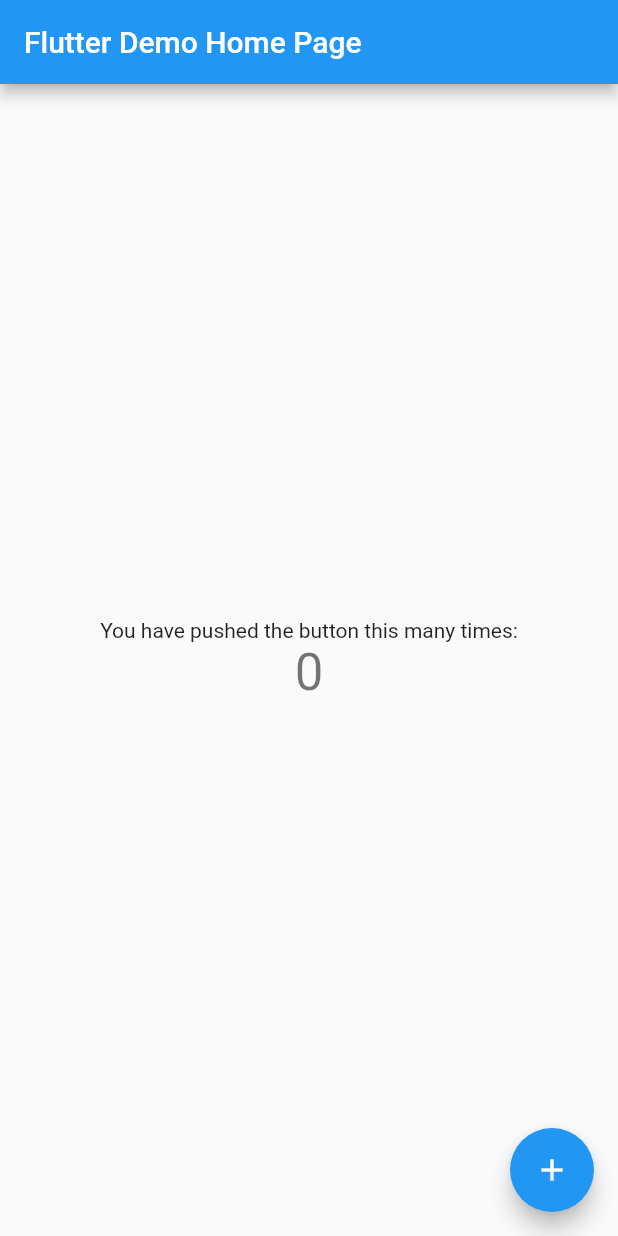
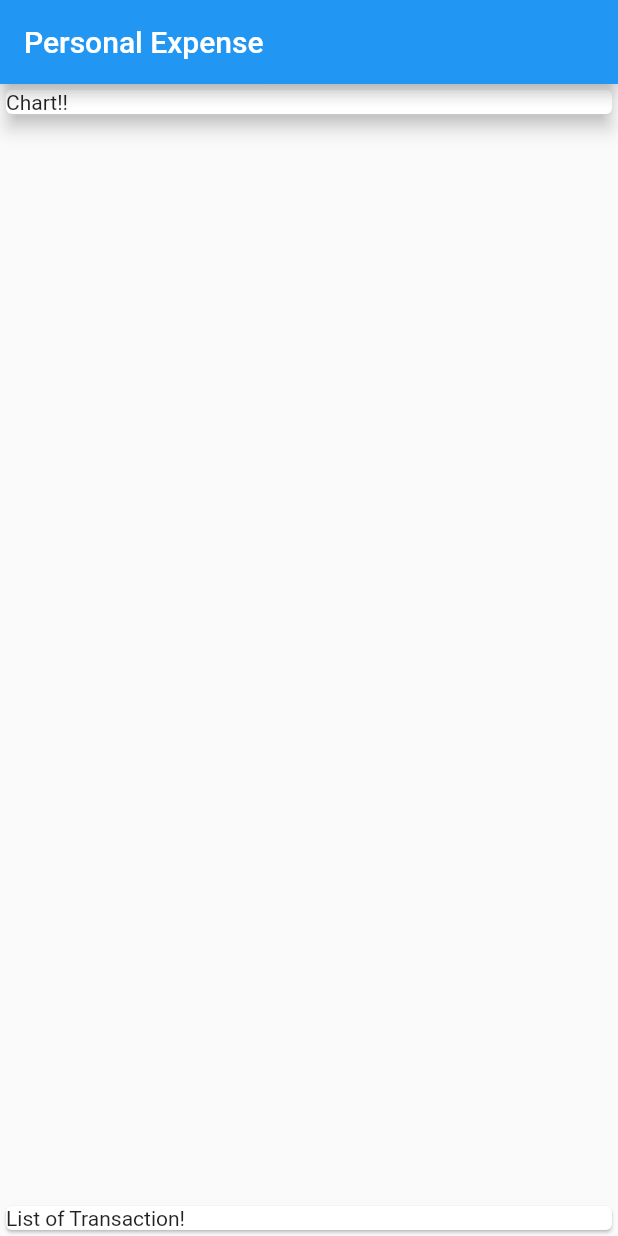
Before and after one commit to MyoMyatAung/Personal_Expense, a Flutter app: the screen it shows after launch, on a phone screen of 412 x 824 dp. Run offline on Flutter 3.47's test engine with Material 2 defaults, Android fonts, the phone set to English and light mode, and no system bars.

Commit message:
Initial project

```diff
--- a/personal_expense/lib/main.dart
+++ b/personal_expense/lib/main.dart
@@ -26,92 +26,34 @@ class MyApp extends StatelessWidget {
         // closer together (more dense) than on mobile platforms.
         visualDensity: VisualDensity.adaptivePlatformDensity,
       ),
-      home: MyHomePage(title: 'Flutter Demo Home Page'),
+      home: MyHomePage(),
     );
   }
 }
 
-class MyHomePage extends StatefulWidget {
-  MyHomePage({Key key, this.title}) : super(key: key);
-
-  // This widget is the home page of your application. It is stateful, meaning
-  // that it has a State object (defined below) that contains fields that affect
-  // how it looks.
-
-  // This class is the configuration for the state. It holds the values (in this
-  // case the title) provided by the parent (in this case the App widget) and
-  // used by the build method of the State. Fields in a Widget subclass are
-  // always marked "final".
-
-  final String title;
-
-  @override
-  _MyHomePageState createState() => _MyHomePageState();
-}
-
-class _MyHomePageState extends State<MyHomePage> {
-  int _counter = 0;
-
-  void _incrementCounter() {
-    setState(() {
-      // This call to setState tells the Flutter framework that something has
-      // changed in this State, which causes it to rerun the build method below
-      // so that the display can reflect the updated values. If we changed
-      // _counter without calling setState(), then the build method would not be
-      // called again, and so nothing would appear to happen.
-      _counter++;
-    });
-  }
-
+class MyHomePage extends StatelessWidget {
   @override
   Widget build(BuildContext context) {
-    // This method is rerun every time setState is called, for instance as done
-    // by the _incrementCounter method above.
-    //
-    // The Flutter framework has been optimized to make rerunning build methods
-    // fast, so that you can just rebuild anything that needs updating rather
-    // than having to individually change instances of widgets.
     return Scaffold(
       appBar: AppBar(
-        // Here we take the value from the MyHomePage object that was created by
-        // the App.build method, and use it to set our appbar title.
-        title: Text(widget.title),
+        title: Text('Personal Expense'),
       ),
-      body: Center(
-        // Center is a layout widget. It takes a single child and positions it
-        // in the middle of the parent.
-        child: Column(
-          // Column is also a layout widget. It takes a list of children and
-          // arranges them vertically. By default, it sizes itself to fit its
-          // children horizontally, and tries to be as tall as its parent.
-          //
-          // Invoke "debug painting" (press "p" in the console, choose the
-          // "Toggle Debug Paint" action from the Flutter Inspector in Android
-          // Studio, or the "Toggle Debug Paint" command in Visual Studio Code)
-          // to see the wireframe for each widget.
-          //
-          // Column has various properties to control how it sizes itself and
-          // how it positions its children. Here we use mainAxisAlignment to
-          // center the children vertically; the main axis here is the vertical
-          // axis because Columns are vertical (the cross axis would be
-          // horizontal).
-          mainAxisAlignment: MainAxisAlignment.center,
-          children: <Widget>[
-            Text(
-              'You have pushed the button this many times:',
+      body: Column(
+        mainAxisAlignment: MainAxisAlignment.spaceBetween,
+        crossAxisAlignment: CrossAxisAlignment.stretch,
+        children: [
+          Container(
+            width: 200,
+            child: Card(
+              child: Text('Chart!!'),
+              elevation: 5,
             ),
-            Text(
-              '$_counter',
-              style: Theme.of(context).textTheme.headline4,
-            ),
-          ],
-        ),
+          ),
+          Card(
+            child: Text('List of Transaction!'),
+          )
+        ],
       ),
-      floatingActionButton: FloatingActionButton(
-        onPressed: _incrementCounter,
-        tooltip: 'Increment',
-        child: Icon(Icons.add),
-      ), // This trailing comma makes auto-formatting nicer for build methods.
     );
   }
 }
```
